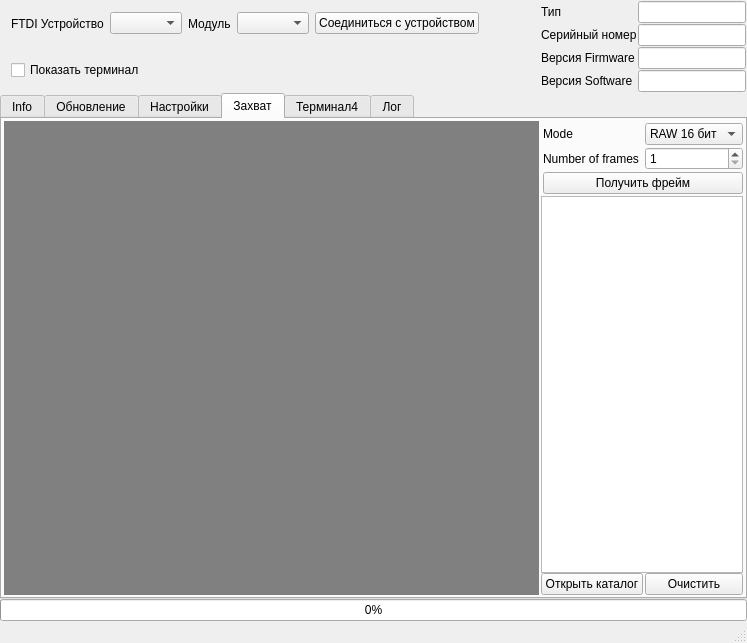
dzenmaster/FTDIDeviceControl, file FTDIDeviceControl/ftdidevicecontrol.ui: the form before one commit.
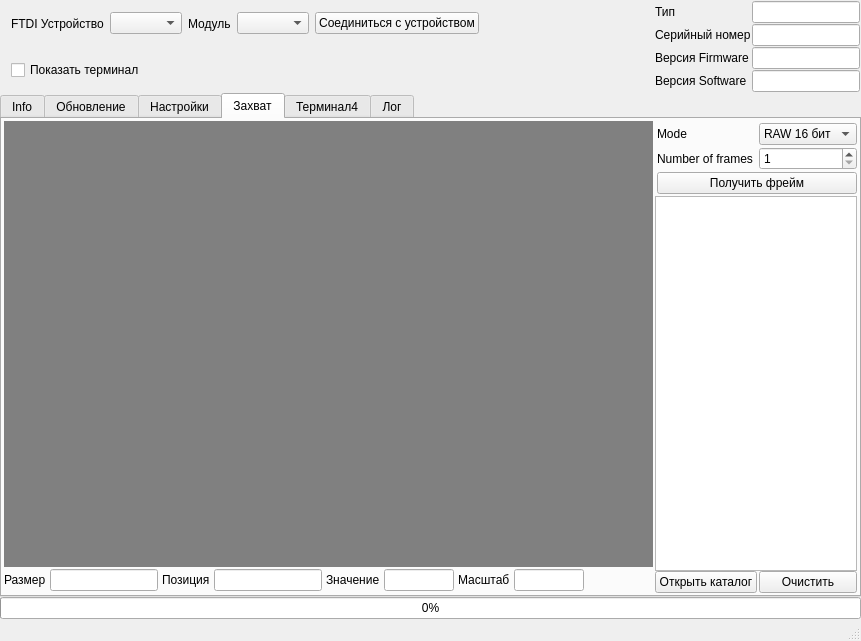
The form after the commit. Icons and pictures are not drawn. Custom widgets are drawn as their Qt base class.

```diff
--- a/FTDIDeviceControl/ftdidevicecontrol.ui
+++ b/FTDIDeviceControl/ftdidevicecontrol.ui
@@ -6,8 +6,8 @@
    <rect>
     <x>0</x>
     <y>0</y>
-    <width>747</width>
-    <height>643</height>
+    <width>861</width>
+    <height>641</height>
    </rect>
   </property>
   <property name="windowTitle">
@@ -554,7 +554,7 @@
         </property>
         <item>
          <widget class="QWidget" name="wFCView" native="true">
-          <layout class="QHBoxLayout" name="horizontalLayout_11">
+          <layout class="QVBoxLayout" name="verticalLayout_8">
            <property name="spacing">
             <number>0</number>
            </property>
@@ -591,6 +591,138 @@
              </property>
             </widget>
            </item>
+           <item>
+            <widget class="QWidget" name="widget_12" native="true">
+             <property name="sizePolicy">
+              <sizepolicy hsizetype="Maximum" vsizetype="Maximum">
+               <horstretch>0</horstretch>
+               <verstretch>0</verstretch>
+              </sizepolicy>
+             </property>
+             <layout class="QHBoxLayout" name="horizontalLayout_11">
+              <property name="spacing">
+               <number>4</number>
+              </property>
+              <property name="leftMargin">
+               <number>0</number>
+              </property>
+              <property name="topMargin">
+               <number>2</number>
+              </property>
+              <property name="rightMargin">
+               <number>0</number>
+              </property>
+              <property name="bottomMargin">
+               <number>2</number>
+              </property>
+              <item>
+               <widget class="QLabel" name="label_10">
+                <property name="text">
+                 <string>Размер</string>
+                </property>
+               </widget>
+              </item>
+              <item>
+               <widget class="QLineEdit" name="leSize">
+                <property name="sizePolicy">
+                 <sizepolicy hsizetype="Preferred" vsizetype="Fixed">
+                  <horstretch>0</horstretch>
+                  <verstretch>0</verstretch>
+                 </sizepolicy>
+                </property>
+                <property name="alignment">
+                 <set>Qt::AlignCenter</set>
+                </property>
+               </widget>
+              </item>
+              <item>
+               <widget class="QLabel" name="label_11">
+                <property name="text">
+                 <string>Позиция</string>
+                </property>
+               </widget>
+              </item>
+              <item>
+               <widget class="QLineEdit" name="lePosition">
+                <property name="sizePolicy">
+                 <sizepolicy hsizetype="Preferred" vsizetype="Fixed">
+                  <horstretch>0</horstretch>
+                  <verstretch>0</verstretch>
+                 </sizepolicy>
+                </property>
+                <property name="alignment">
+                 <set>Qt::AlignCenter</set>
+                </property>
+               </widget>
+              </item>
+              <item>
+               <widget class="QLabel" name="label_12">
+                <property name="text">
+                 <string>Значение</string>
+                </property>
+               </widget>
+              </item>
+              <item>
+               <widget class="QLineEdit" name="lePosValue">
+                <property name="sizePolicy">
+                 <sizepolicy hsizetype="Preferred" vsizetype="Fixed">
+                  <horstretch>0</horstretch>
+                  <verstretch>0</verstretch>
+                 </sizepolicy>
+                </property>
+                <property name="maximumSize">
+                 <size>
+                  <width>70</width>
+                  <height>16777215</height>
+                 </size>
+                </property>
+                <property name="alignment">
+                 <set>Qt::AlignCenter</set>
+                </property>
+               </widget>
+              </item>
+              <item>
+               <widget class="QLabel" name="label_13">
+                <property name="text">
+                 <string>Масштаб</string>
+                </property>
+               </widget>
+              </item>
+              <item>
+               <widget class="QLineEdit" name="leScale">
+                <property name="sizePolicy">
+                 <sizepolicy hsizetype="Preferred" vsizetype="Fixed">
+                  <horstretch>0</horstretch>
+                  <verstretch>0</verstretch>
+                 </sizepolicy>
+                </property>
+                <property name="maximumSize">
+                 <size>
+                  <width>70</width>
+                  <height>16777215</height>
+                 </size>
+                </property>
+                <property name="alignment">
+                 <set>Qt::AlignCenter</set>
+                </property>
+               </widget>
+              </item>
+              <item>
+               <spacer name="horizontalSpacer_5">
+                <property name="orientation">
+                 <enum>Qt::Horizontal</enum>
+                </property>
+                <property name="sizeHint" stdset="0">
+                 <size>
+                  <width>40</width>
+                  <height>20</height>
+                 </size>
+                </property>
+               </spacer>
+              </item>
+             </layout>
+            </widget>
+           </item>
           </layout>
          </widget>
         </item>
```
Left out of the diff: 3 changed lines with no effect on the pictures.
